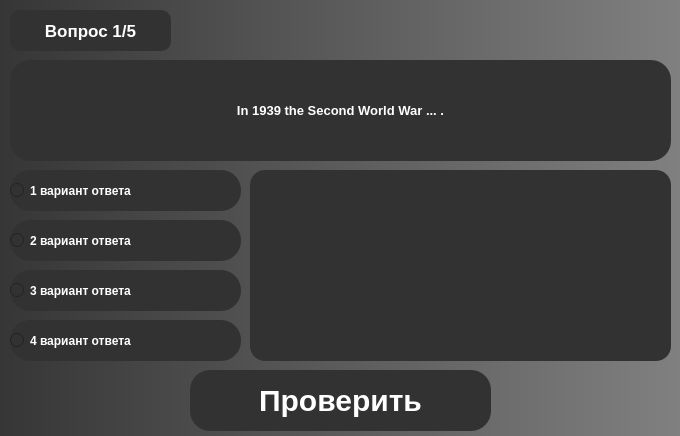
The window that Windows/TensesWindows/TensesTasksWindow.ui (COBAil/My-English-Grammar) describes before a commit, drawn with Qt 5.
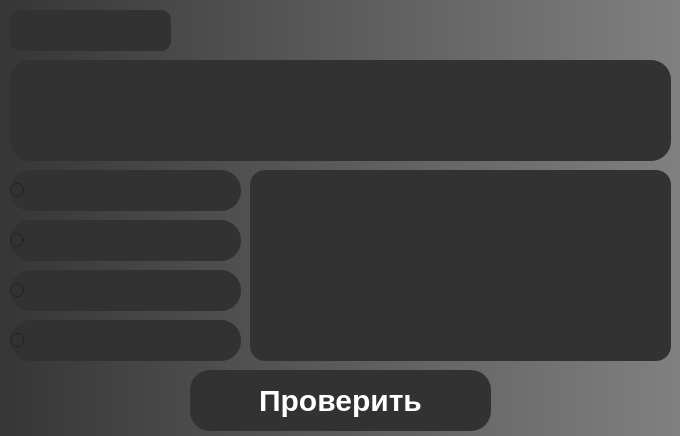
The same window after the commit.

```diff
--- a/Windows/TensesWindows/TensesTasksWindow.ui
+++ b/Windows/TensesWindows/TensesTasksWindow.ui
@@ -51,7 +51,7 @@
 }</string>
     </property>
     <property name="text">
-     <string>In 1939 the Second World War ... .</string>
+     <string/>
     </property>
     <property name="alignment">
      <set>Qt::AlignCenter</set>
@@ -86,7 +86,7 @@
 }</string>
     </property>
     <property name="text">
-     <string>Вопрос 1/5</string>
+     <string/>
     </property>
     <property name="alignment">
      <set>Qt::AlignCenter</set>
@@ -112,7 +112,7 @@
 }</string>
     </property>
     <property name="text">
-     <string>1 вариант ответа</string>
+     <string/>
     </property>
     <attribute name="buttonGroup">
      <string notr="true">buttonGroup</string>
@@ -138,7 +138,7 @@
 }</string>
     </property>
     <property name="text">
-     <string>2 вариант ответа</string>
+     <string/>
     </property>
     <attribute name="buttonGroup">
      <string notr="true">buttonGroup</string>
@@ -164,7 +164,7 @@
 }</string>
     </property>
     <property name="text">
-     <string>3 вариант ответа</string>
+     <string/>
     </property>
     <attribute name="buttonGroup">
      <string notr="true">buttonGroup</string>
@@ -190,7 +190,7 @@
 }</string>
     </property>
     <property name="text">
-     <string>4 вариант ответа</string>
+     <string/>
     </property>
     <attribute name="buttonGroup">
      <string notr="true">buttonGroup</string>
```
